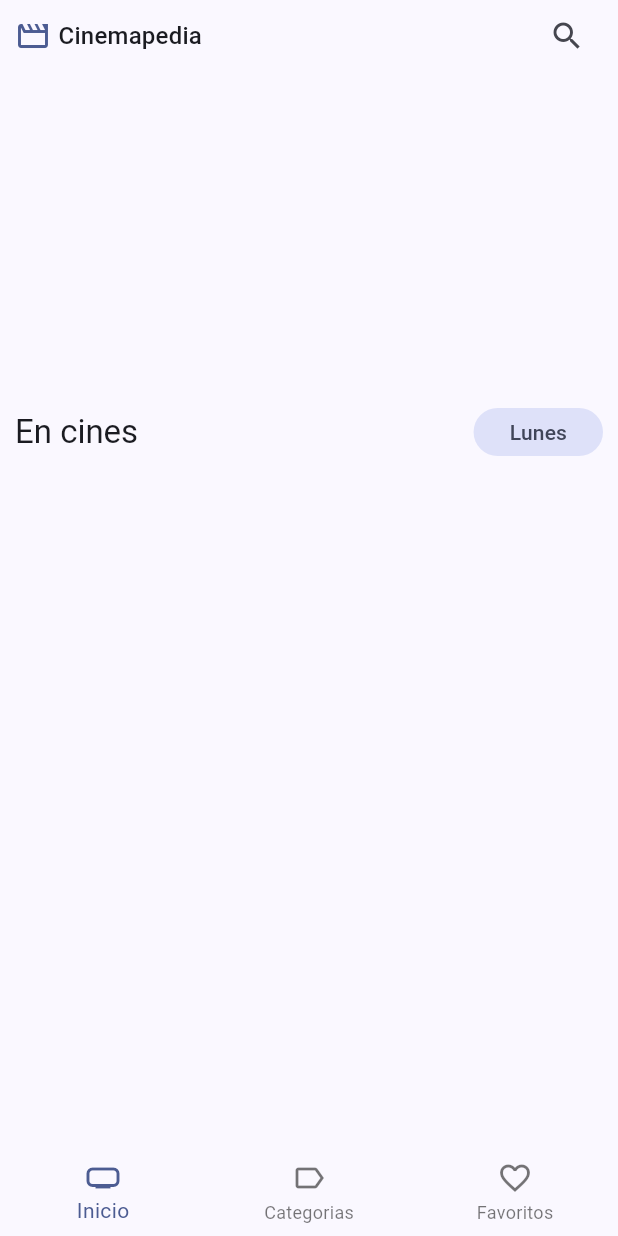
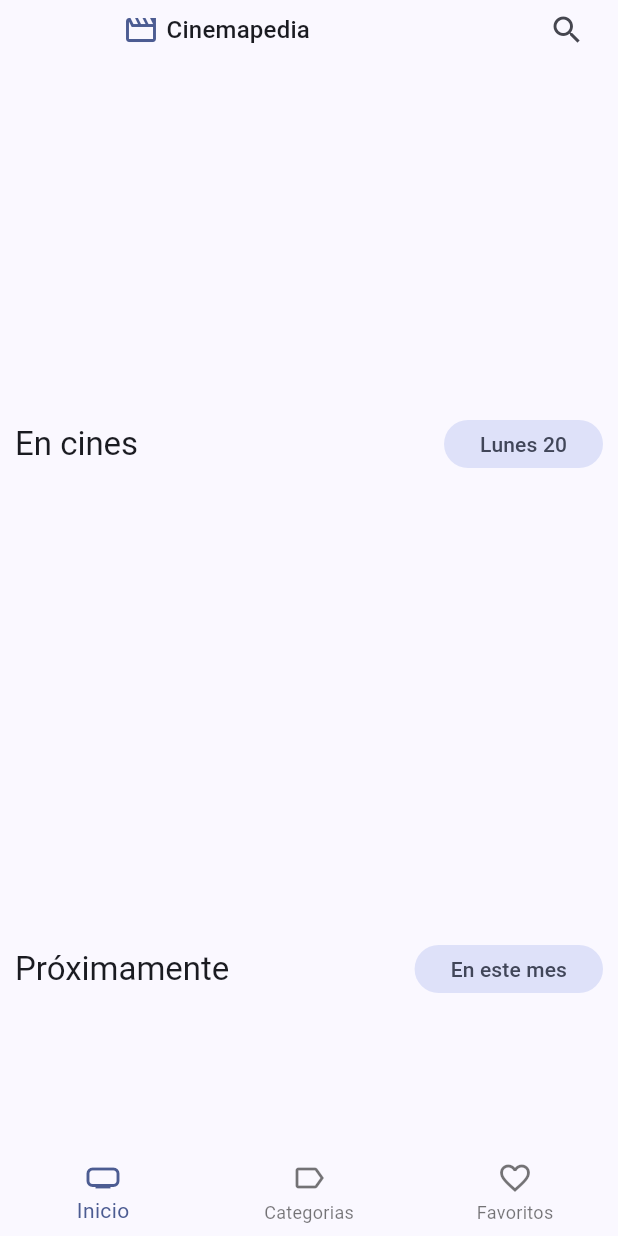
Before and after one commit to josedavid1996/cinemapedia-flutter, a Flutter app: the screen it shows after launch, on a phone screen of 412 x 824 dp. Run offline on Flutter 3.47's test engine with Material 2 defaults, Android fonts, the phone set to English and light mode, and no system bars; drawn by our look-alikes of card_swiper; our stand-ins replace animate_do, dio, flutter_dotenv, flutter_riverpod, go_router; network calls fail.

```diff
--- a/lib/config/domain/datasources/movies_datasource.dart
+++ b/lib/config/domain/datasources/movies_datasource.dart
@@ -2,4 +2,5 @@ import '../entities/movie.dart';
 
 abstract class MoviesDatasource {
   Future<List<Movie>> getNowPlaying({int page = 1});
+  Future<List<Movie>> getPopular({int page = 1});
 }
--- a/lib/config/domain/respositories/movies_respository.dart
+++ b/lib/config/domain/respositories/movies_respository.dart
@@ -2,4 +2,5 @@ import '../entities/movie.dart';
 
 abstract class MoviesRepository {
   Future<List<Movie>> getNowPlaying({int page = 1});
+  Future<List<Movie>> getPopular({int page = 1});
 }
--- a/lib/infrastructure/repositories/movie_respository_impl.dart
+++ b/lib/infrastructure/repositories/movie_respository_impl.dart
@@ -12,4 +12,9 @@ class MovieRespositoryImpl extends MoviesRepository {
   Future<List<Movie>> getNowPlaying({int page = 1}) {
     return datasource.getNowPlaying(page: page);
   }
+
+  @override
+  Future<List<Movie>> getPopular({int page = 1}) {
+    return datasource.getPopular(page: page);
+  }
 }
--- a/lib/presentation/providers/movies/movies_providers.dart
+++ b/lib/presentation/providers/movies/movies_providers.dart
@@ -3,9 +3,17 @@ import 'package:flutter_riverpod/flutter_riverpod.dart';
 
 import 'movies_respository_provider.dart';
 
+// ESTUDAR VARIAS INSTANCIAS DE PROVIDER
+
 final nowPlayingMoviesProviders =
     StateNotifierProvider<MoviesNotifier, List<Movie>>((ref) {
   final fetchMoreMovies = ref.watch(movieRespositoryProvider).getNowPlaying;
+
+  return MoviesNotifier(fetchMoreMovies: fetchMoreMovies);
+});
+final popularMoviesProviders =
+    StateNotifierProvider<MoviesNotifier, List<Movie>>((ref) {
+  final fetchMoreMovies = ref.watch(movieRespositoryProvider).getPopular;
 
   return MoviesNotifier(fetchMoreMovies: fetchMoreMovies);
 });
@@ -14,14 +22,18 @@ typedef MovieCallback = Future<List<Movie>> Function({int page});
 
 class MoviesNotifier extends StateNotifier<List<Movie>> {
   int currentPage = 0;
+  bool isLoading = false;
   MovieCallback fetchMoreMovies;
 
   MoviesNotifier({required this.fetchMoreMovies}) : super([]);
 
   Future<void> loadNextPage() async {
+    if (isLoading) return;
+    isLoading = true;
     currentPage++;
     final List<Movie> movies = await fetchMoreMovies(page: currentPage);
 
     state = [...state, ...movies];
+    isLoading = false;
   }
 }
--- a/lib/presentation/screen/movie/home_screen.dart
+++ b/lib/presentation/screen/movie/home_screen.dart
@@ -31,23 +31,64 @@ class _HomeViewState extends ConsumerState<_HomeView> {
     super.initState();
 
     ref.read(nowPlayingMoviesProviders.notifier).loadNextPage();
+    ref.read(popularMoviesProviders.notifier).loadNextPage();
   }
 
   @override
   Widget build(BuildContext context) {
     final nowPlayingMovies = ref.watch(nowPlayingMoviesProviders);
+    final pupularMovies = ref.watch(popularMoviesProviders);
     final slideShowMovies = ref.watch(moviesSlideshowProvider);
 
+    return CustomScrollView(slivers: [
+      const SliverAppBar(
+        floating: true,
+        flexibleSpace: FlexibleSpaceBar(
+          title: CustomAppbar(),
+        ),
+      ),
+      SliverList(
+          delegate: SliverChildBuilderDelegate((context, index) {
         return Column(
           children: [
-        const CustomAppbar(),
+            // const CustomAppbar(),
+
             MoviesSlideshow(movies: slideShowMovies),
+
             MovieHorizontalListview(
                 movies: nowPlayingMovies,
-          title: "En cines",
-          subTitle: "Lunes",
-        )
+                title: 'En cines',
+                subTitle: 'Lunes 20',
+                loadNextPage: () => ref
+                    .read(nowPlayingMoviesProviders.notifier)
+                    .loadNextPage()),
+
+            MovieHorizontalListview(
+                movies: pupularMovies,
+                title: 'Próximamente',
+                subTitle: 'En este mes',
+                loadNextPage: () =>
+                    ref.read(popularMoviesProviders.notifier).loadNextPage()),
+            MovieHorizontalListview(
+                movies: nowPlayingMovies,
+                title: 'Populares',
+                // subTitle: '',
+                loadNextPage: () => ref
+                    .read(nowPlayingMoviesProviders.notifier)
+                    .loadNextPage()),
+
+            MovieHorizontalListview(
+                movies: nowPlayingMovies,
+                title: 'Mejor calificadas',
+                subTitle: 'Desde siempre',
+                loadNextPage: () => ref
+                    .read(nowPlayingMoviesProviders.notifier)
+                    .loadNextPage()),
+
+            const SizedBox(height: 10),
           ],
         );
+      }, childCount: 1)),
+    ]);
   }
 }
--- a/lib/presentation/widgets/movies/movie_horizontal_listview.dart
+++ b/lib/presentation/widgets/movies/movie_horizontal_listview.dart
@@ -4,7 +4,7 @@ import 'package:flutter/material.dart';
 
 import '../../../config/helpers/human_formats.dart';
 
-class MovieHorizontalListview extends StatelessWidget {
+class MovieHorizontalListview extends StatefulWidget {
   final List<Movie> movies;
   final String? title;
   final String? subTitle;
@@ -18,23 +18,53 @@ class MovieHorizontalListview extends StatelessWidget {
       this.loadNextPage});
 
   @override
+  State<MovieHorizontalListview> createState() =>
+      _MovieHorizontalListviewState();
+}
+
+class _MovieHorizontalListviewState extends State<MovieHorizontalListview> {
+  final scrollController = ScrollController();
+
+  @override
+  void initState() {
+    super.initState();
+    scrollController.addListener(() {
+      if (widget.loadNextPage == null) return;
+
+      if (scrollController.position.pixels + 200 >=
+          scrollController.position.maxScrollExtent) {
+        print('Load next movies');
+
+        widget.loadNextPage!();
+      }
+    });
+  }
+
+  @override
+  void dispose() {
+    scrollController.dispose();
+    super.dispose();
+  }
+
+  @override
   Widget build(BuildContext context) {
     return SizedBox(
       height: 350,
       child: Column(
         children: [
-          if (title != null || subTitle != null)
+          if (widget.title != null || widget.subTitle != null)
             _Title(
-              title: title,
-              subTitle: subTitle,
+              title: widget.title,
+              subTitle: widget.subTitle,
             ),
           Expanded(
             child: ListView.builder(
-              itemCount: movies.length,
+              controller: scrollController,
+              itemCount: widget.movies.length,
               scrollDirection: Axis.horizontal,
               physics: const BouncingScrollPhysics(),
               itemBuilder: (BuildContext context, int index) {
-                return _Slide(movie: movies[index]);
+                return _Slide(movie: widget.movies[index]);
               },
             ),
           )
```
Also changed, not shown: lib/infrastructure/datasources/moviedb_datasource.dart (+18 -5 lines), lib/presentation/widgets/shared/custom_appbar.dart (+9 -10 lines). Lines whose indentation alone changed are shown as unchanged.
